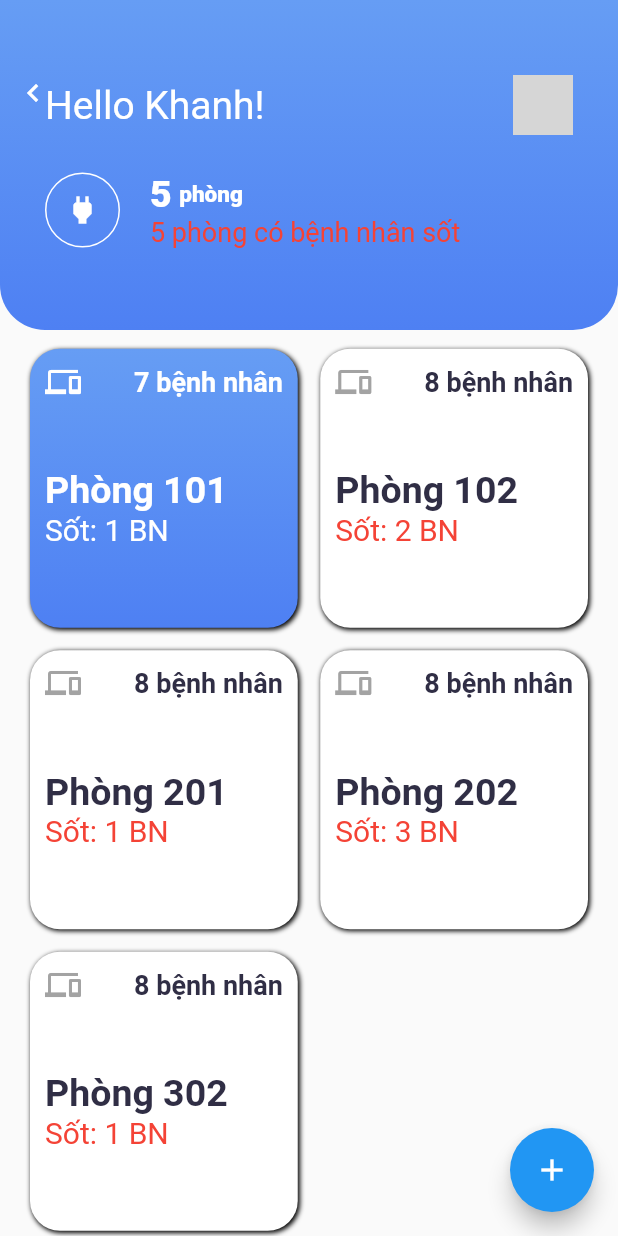
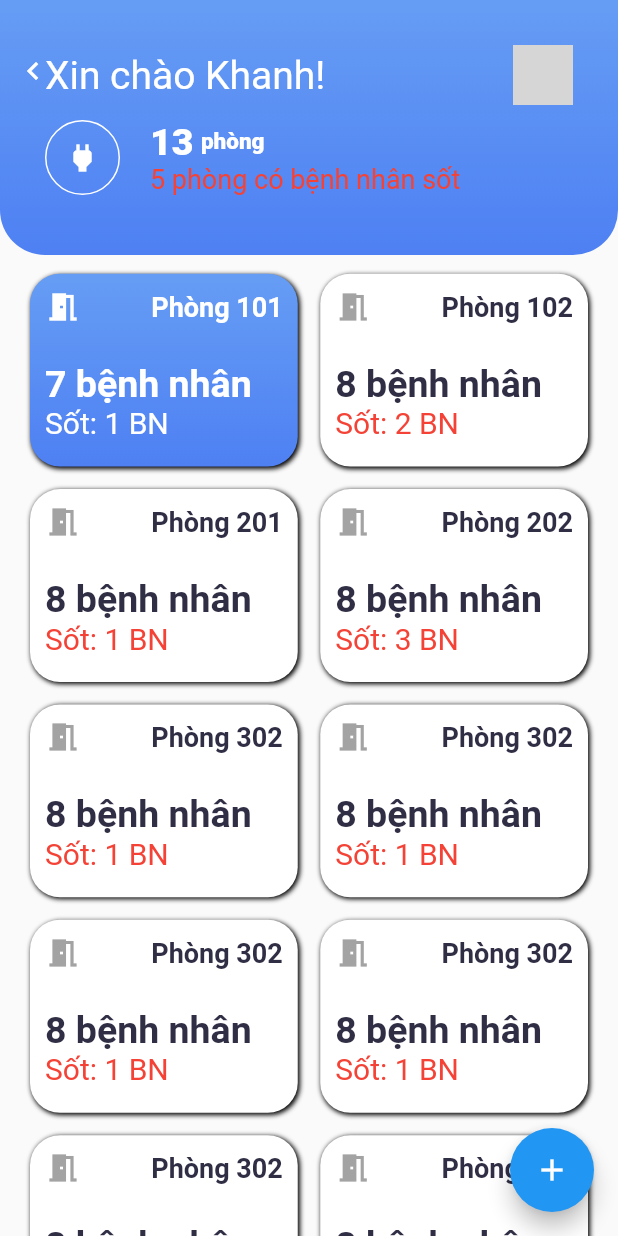
Before and after one commit to khanhlh21197/First-Flutter-Project, a Flutter app: the HomePage widget shown alone on an empty page, opened directly, on a phone screen of 412 x 824 dp. Run offline on Flutter 3.47's test engine with Material 2 defaults, Android fonts, the phone set to English and light mode, and no system bars; our stand-ins replace floor, flutter_local_notifications, flutter_time_picker_spinner, font_awesome_flutter, google_fonts, redux and 2 more; missing offline and left inert: mqtt_client, onesignal_flutter, qrscan, redux_persist; accounts and stored records are empty; network calls fail; statements that could not run were skipped; grey boxes are pictures that could not be loaded.

Commit message:
fix item size add oneSignal lib bugs: saveSwitch on real device

```diff
--- a/lib/device/temp_monitor_page.dart
+++ b/lib/device/temp_monitor_page.dart
@@ -134,7 +134,7 @@ class _TempPageState extends State<TempPage> {
                     ),
                     SizedBox(height: 5),
                     Text(
-                      '27.25 \u2103',
+                      '${device.nhietdo} \u2103',
                       style: TextStyle(fontSize: 42, color: Colors.red),
                     )
                   ],
--- a/lib/helper/constants.dart
+++ b/lib/helper/constants.dart
@@ -16,3 +16,6 @@ final String mac = "02:00:00:00:00:00";
 
 const kPrimaryColor = Color(0xFF6F35A5);
 const kPrimaryLightColor = Color(0xFFF1E6FF);
+
+//OneSignal App ID
+const one_signal_app_id = 'b773c836-f58c-487d-894a-1fe536eda615';
--- a/lib/login/login_page.dart
+++ b/lib/login/login_page.dart
@@ -30,6 +30,7 @@ class _LoginPageState extends State<LoginPage> with WidgetsBindingObserver {
   MQTTClientWrapper mqttClientWrapper;
   SharedPrefsHelper sharedPrefsHelper;
   bool loading = false;
+  bool _switchValue = false;
 
   final TextEditingController _emailController = TextEditingController();
   final TextEditingController _passwordController = TextEditingController();
@@ -196,15 +197,13 @@ class _LoginPageState extends State<LoginPage> with WidgetsBindingObserver {
     );
   }
 
-  bool _switchValue = false;
-
   Widget _saveSwitch() {
     return Row(
       mainAxisAlignment: MainAxisAlignment.spaceBetween,
       children: <Widget>[
         Text("Lưu tài khoản"),
         Switch(
-          value: _switchValue,
+          value: this._switchValue,
           onChanged: (value) {
             setState(() {
               _switchValue = !_switchValue;
--- a/lib/main/home_page.dart
+++ b/lib/main/home_page.dart
@@ -232,6 +232,12 @@ class _HomePageState extends State<HomePage>
     var padding = MediaQuery.of(context).padding;
     double newheight = height - padding.top - padding.bottom;
 
+    //gridView
+    var size = MediaQuery.of(context).size;
+    /*24 is for notification bar on Android*/
+    final double itemHeight = (size.height - kToolbarHeight - 24) / 2;
+    final double itemWidth = size.width / 2;
+
     return WillPopScope(
       onWillPop: _onWillPop,
       child: Material(
@@ -239,10 +245,10 @@ class _HomePageState extends State<HomePage>
         children: <Widget>[
           Column(children: <Widget>[
             Container(
-              height: 220,
+              height: 170,
               width: MediaQuery.of(context).size.width,
               padding: EdgeInsets.only(
-                  top: MediaQuery.of(context).padding.top + 50,
+                  top: MediaQuery.of(context).padding.top + 30,
                   left: 30,
                   right: 30.0),
               decoration: BoxDecoration(
@@ -258,7 +264,7 @@ class _HomePageState extends State<HomePage>
             // _roomCategories(),
             _applianceGrid(rooms, newheight)
           ]),
-          Positioned(top: 40, left: 0, child: _backButton()),
+          Positioned(top: 25, left: 0, child: _backButton()),
           Positioned(bottom: 16, right: 16, child: _floatingActionButton()),
         ],
       )),
@@ -306,7 +312,7 @@ class _HomePageState extends State<HomePage>
                 crossAxisAlignment: CrossAxisAlignment.start,
                 children: <Widget>[
                   Text(
-                    'Hello Khanh!',
+                    'Xin chào Khanh!',
                     style: TextStyle(color: Colors.white, fontSize: 26),
                   ),
                 ],
@@ -324,7 +330,7 @@ class _HomePageState extends State<HomePage>
             ],
           ),
           SizedBox(
-            height: 25,
+            height: 10,
           ),
           Row(
             mainAxisAlignment: MainAxisAlignment.start,
@@ -384,11 +390,12 @@ class _HomePageState extends State<HomePage>
     return Container(
         alignment: Alignment.topCenter,
         // padding: EdgeInsets.symmetric(horizontal: 20, vertical: 0),
-        height: newheight - 200,
+        height: newheight - 150,
         child: GridView.count(
           // mainAxisSpacing: 10,
           // crossAxisSpacing: 10,
           crossAxisCount: 2,
+          childAspectRatio: 1.4,
           padding: EdgeInsets.all(5),
           children: List.generate(rooms.length, (index) {
             return rooms[index].name != null
@@ -457,12 +464,12 @@ class _HomePageState extends State<HomePage>
                 mainAxisAlignment: MainAxisAlignment.spaceBetween,
                 children: <Widget>[
                   // devices[index].leftIcon
-                  Icon(Icons.devices,
+                  Icon(Icons.meeting_room,
                       color: rooms[index].isEnable
                           ? Colors.white
                           : Color(0xffa3a3a3)),
                   Text(
-                    '${rooms[index].numberOfDevices} bệnh nhân',
+                    '${rooms[index].name}',
                     style: TextStyle(
                         color: rooms[index].isEnable
                             ? Colors.white
@@ -483,10 +490,10 @@ class _HomePageState extends State<HomePage>
                 ],
               ),
               SizedBox(
-                height: 46,
+                height: 25,
               ),
               Text(
-                rooms[index].name,
+                '${rooms[index].numberOfDevices} bệnh nhân',
                 style: TextStyle(
                     color: rooms[index].isEnable
                         ? Colors.white
@@ -647,6 +654,23 @@ class _HomePageState extends State<HomePage>
     rooms.add(room);
     room = new Room('Phòng 302', '1', '8', false);
     rooms.add(room);
+    room = new Room('Phòng 302', '1', '8', false);
+    rooms.add(room);
+    room = new Room('Phòng 302', '1', '8', false);
+    rooms.add(room);
+    room = new Room('Phòng 302', '1', '8', false);
+    rooms.add(room);
+    room = new Room('Phòng 302', '1', '8', false);
+    rooms.add(room);
+    room = new Room('Phòng 302', '1', '8', false);
+    rooms.add(room);
+    room = new Room('Phòng 302', '1', '8', false);
+    rooms.add(room);
+    room = new Room('Phòng 302', '1', '8', false);
+    rooms.add(room);
+    room = new Room('Phòng 302', '1', '8', false);
+    rooms.add(room);
+
   }
 }
 
--- a/lib/model/device.dart
+++ b/lib/model/device.dart
@@ -14,6 +14,8 @@ class Device {
   String trangthai;
   @ColumnInfo(name: 'mac', nullable: false)
   String mac;
+  @ColumnInfo(name: 'nhietdo', nullable: false)
+  String nhietdo;
   bool isEnable = false;
 
   String get id => _id;
--- a/pubspec.yaml
+++ b/pubspec.yaml
@@ -42,6 +42,7 @@ dependencies:
   rxdart: ^0.23.1
   redux_persist: ^0.8.3
   qrscan: ^0.2.17
+  onesignal_flutter: ^2.0.0
 
 dev_dependencies:
   flutter_test:
```
Also changed, not shown: lib/helper/oneSignal.dart (added, +55 -0 lines), lib/room/room_page.dart (+35 -12 lines), pubspec.lock, 1 other file.
